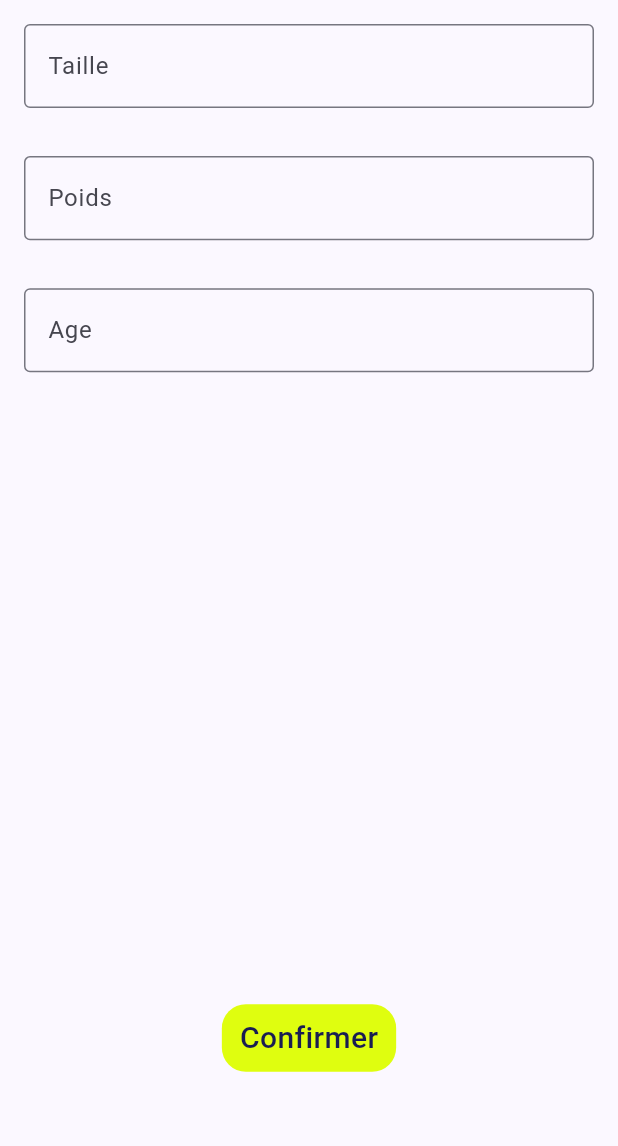
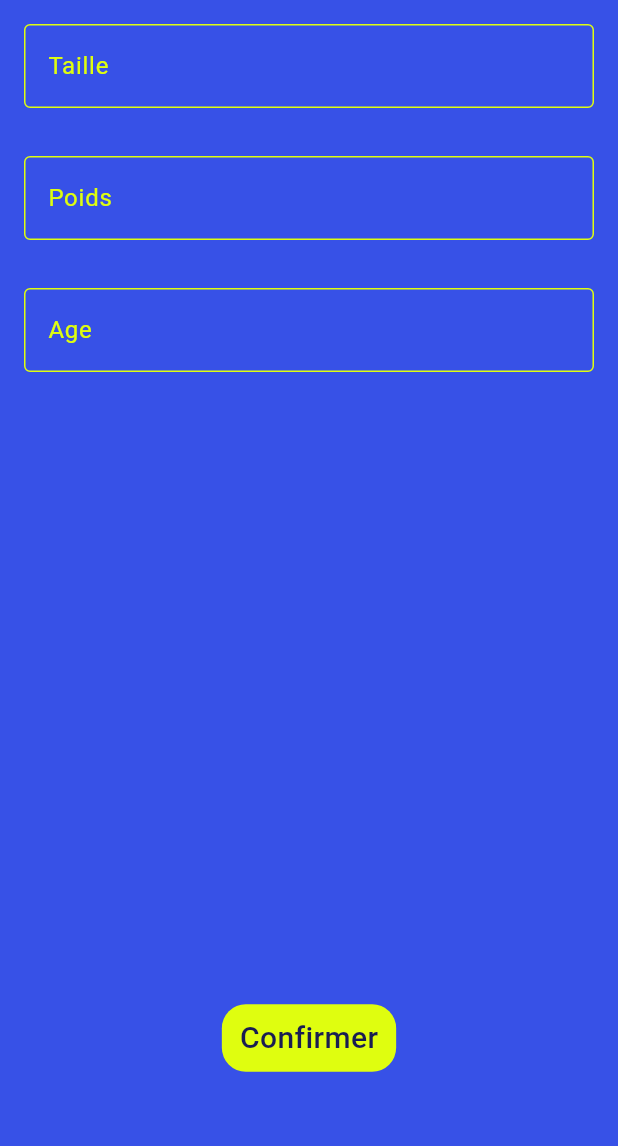
Before and after one commit to Xhya/kali, a Flutter app: the screen it shows after launch, on a phone screen of 412 x 824 dp, the part 90-1236 px from its top. Run offline on Flutter 3.47's test engine with Material 3 defaults, Android fonts, the phone set to English and light mode, and no system bars; our stand-ins replace flutter_secure_storage, internet_connection_checker_plus, loading_animation_widget, syncfusion_flutter_gauges; missing offline and left inert: back_button_interceptor, dart_date; Roboto replaces fonts that are missing (Barlow).

Commit message:
style of start form$

```diff
--- a/lib/client/screens/StartForm.screen.dart
+++ b/lib/client/screens/StartForm.screen.dart
@@ -1,5 +1,7 @@
 import 'package:flutter/material.dart';
+import 'package:kalori/client/Style.service.dart';
 import 'package:kalori/client/widgets/CustomButton.widget.dart';
+import 'package:kalori/client/widgets/CustomInput.dart';
 import 'package:kalori/client/widgets/QuickAddMeal.widget.dart';
 import 'package:kalori/client/layout/Base.scaffold.dart';
 import 'package:kalori/core/actions/startForm.actions.dart';
@@ -22,6 +24,7 @@ class _StartFormScreenState extends State<StartFormScreen> {
   Widget build(BuildContext context) {
     return BaseScaffold(
       child: Scaffold(
+        backgroundColor: style.background.color1.color,
         body: LayoutBuilder(
           builder: (context, constraints) {
             return SingleChildScrollView(
@@ -37,48 +40,39 @@ class _StartFormScreenState extends State<StartFormScreen> {
                         Expanded(
                           child: Column(
                             children: [
-                              TextField(
+                              CustomInput(
+                                onChanged: (String value) {
+                                  onInputUpdateUserMealText(value);
+                                },
+                                suffixText: "cm",
+                                placeholder: t("size"),
+                              ),
+                              SizedBox(height: 32),
+                              CustomInput(
                                 onChanged: (value) {
                                   onInputUpdateUserMealText(value);
                                 },
-                                maxLines: 1,
-                                decoration: InputDecoration(
-                                  border: OutlineInputBorder(),
-                                  labelText: t("size"),
-                                  suffixText: "cm",
-                                ),
+                                suffixText: "kg",
+                                placeholder: t("weight"),
                               ),
                               SizedBox(height: 32),
-                              TextField(
+                              CustomInput(
                                 onChanged: (value) {
                                   onInputUpdateUserMealText(value);
                                 },
-                                maxLines: 1,
-                                decoration: InputDecoration(
-                                  border: OutlineInputBorder(),
-                                  labelText: t("weight"),
-                                  suffixText: "kg",
-                                ),
-                              ),
-                              SizedBox(height: 32),
-                              TextField(
-                                onChanged: (value) {
-                                  onInputUpdateUserMealText(value);
-                                },
-                                maxLines: 1,
-                                decoration: InputDecoration(
-                                  border: OutlineInputBorder(),
-                                  labelText: t("age"),
-                                  suffixText: "ans",
-                                ),
+                                suffixText: "ans",
+                                placeholder: t("age"),
                               ),
                               SizedBox(height: 32),
                             ],
                           ),
                         ),
-                        ButtonWidget(onPressed: () {
-                          onComputePersonalNutriScore();
-                        }, fullWidth: true),
+                        ButtonWidget(
+                          onPressed: () {
+                            onComputePersonalNutriScore();
+                          },
+                          fullWidth: true,
+                        ),
                         SizedBox(height: 16),
                       ],
                     ),
```
